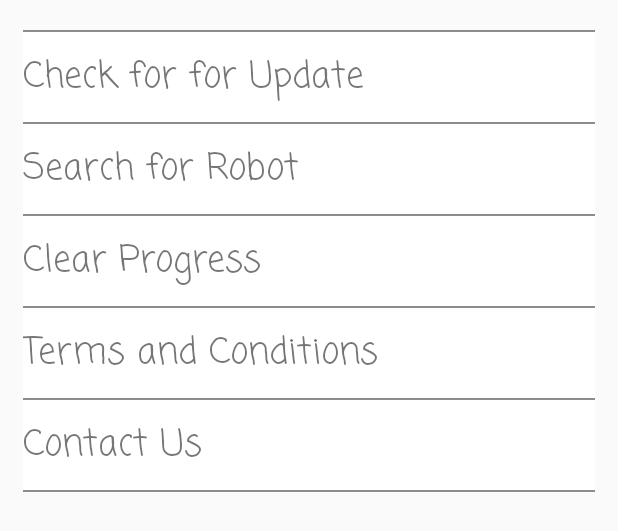
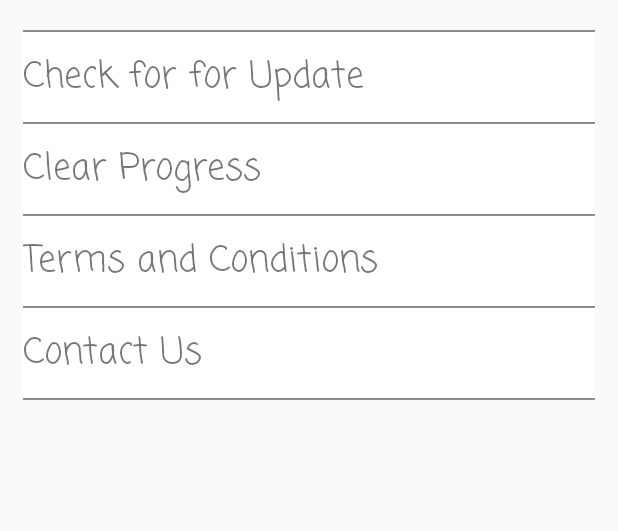
Before and after one commit to SignBits/SignCoachApp, an Android app: the layout fragment_setting.xml on its own in the app's theme, with its tools: preview values and no code run, on a phone screen of 412 x 824 dp. Shown: the top 531 px of the screen. Run offline under Robolectric (Android 15) with nearby library versions, the phone set to English and light mode, and no system bars.

Commit message:
deleting searching for robots

```diff
--- a/app/src/main/java/com/SDP/signbits/ui/setting/SettingFragment.kt
+++ b/app/src/main/java/com/SDP/signbits/ui/setting/SettingFragment.kt
@@ -57,9 +57,6 @@ class SettingFragment : Fragment() {
             check_for_update()
         }
 
-        linear_2.setOnClickListener(){
-        }
-
         linear_3.setOnClickListener(){
             clearPref()
         }
--- a/app/src/main/res/layout/fragment_setting.xml
+++ b/app/src/main/res/layout/fragment_setting.xml
@@ -36,27 +36,27 @@
      android:layout_height="1dp"
      android:background="#8E8B8B" />
 
- <LinearLayout
-     android:id="@+id/linear_2"
-     android:layout_width="match_parent"
-     android:layout_height="60dp"
-     android:background="@drawable/linear_shape_selector"
-     android:gravity="center_vertical"
-     android:orientation="vertical">
+<!-- <LinearLayout-->
+<!--     android:id="@+id/linear_2"-->
+<!--     android:layout_width="match_parent"-->
+<!--     android:layout_height="60dp"-->
+<!--     android:background="@drawable/linear_shape_selector"-->
+<!--     android:gravity="center_vertical"-->
+<!--     android:orientation="vertical">-->
 
-  <TextView
-      android:id="@+id/settingSearch"
-      android:layout_width="wrap_content"
-      android:layout_height="wrap_content"
-      android:fontFamily="casual"
-      android:text="@string/setting2"
-      android:textSize="24sp" />
- </LinearLayout>
+<!--  <TextView-->
+<!--      android:id="@+id/settingSearch"-->
+<!--      android:layout_width="wrap_content"-->
+<!--      android:layout_height="wrap_content"-->
+<!--      android:fontFamily="casual"-->
+<!--      android:text="@string/setting2"-->
+<!--      android:textSize="24sp" />-->
+<!-- </LinearLayout>-->
 
- <View
-     android:layout_width="match_parent"
-     android:layout_height="1dp"
-     android:background="#8E8B8B" />
+<!-- <View-->
+<!--     android:layout_width="match_parent"-->
+<!--     android:layout_height="1dp"-->
+<!--     android:background="#8E8B8B" />-->
 
  <LinearLayout
      android:id="@+id/linear_3"
```
